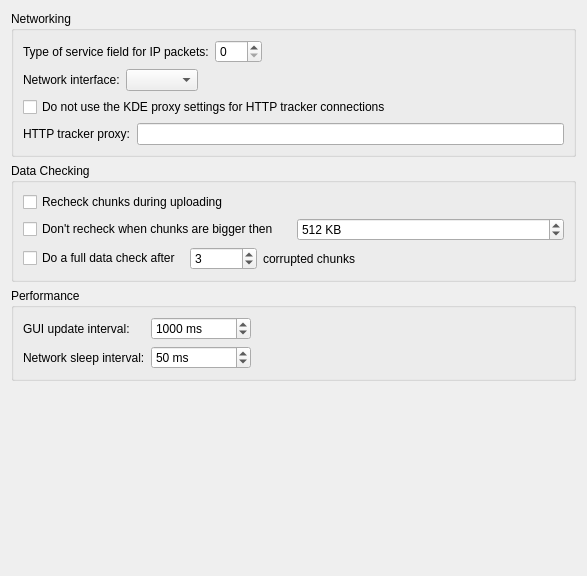
KDE/ktorrent, file ktorrent/advancedpref.ui: the form before one commit.
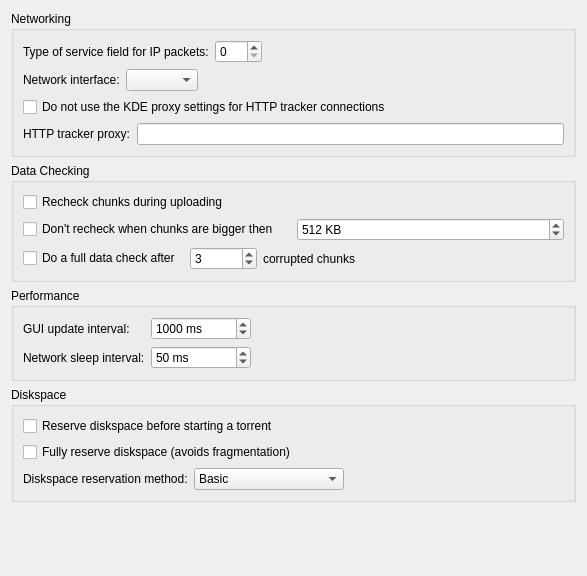
The form after the commit.

Commit message: Changes : - Added diskspace preallocation options to advnaced preferences

The edit to the form file:
```diff
--- a/ktorrent/advancedpref.ui
+++ b/ktorrent/advancedpref.ui
@@ -339,6 +339,85 @@
      </layout>
     </widget>
    </item>
+   <item>
+    <widget class="QGroupBox" name="groupBox_4" >
+     <property name="title" >
+      <string>Diskspace</string>
+     </property>
+     <layout class="QVBoxLayout" >
+      <item>
+       <widget class="QCheckBox" name="kcfg_diskPrealloc" >
+        <property name="toolTip" >
+         <string>&lt;html>&lt;head>&lt;meta name="qrichtext" content="1" />&lt;style type="text/css">
+p, li { white-space: pre-wrap; }
+&lt;/style>&lt;/head>&lt;body style=" font-family:'Sans Serif'; font-size:9pt; font-weight:400; font-style:normal;">
+&lt;p style=" margin-top:0px; margin-bottom:0px; margin-left:0px; margin-right:0px; -qt-block-indent:0; text-indent:0px;">Wether or not diskspace should be reserved before starting to download a torrent.&lt;/p>&lt;/body>&lt;/html></string>
+        </property>
+        <property name="text" >
+         <string>Reserve diskspace before starting a torrent</string>
+        </property>
+       </widget>
+      </item>
+      <item>
+       <widget class="QCheckBox" name="kcfg_fullDiskPrealloc" >
+        <property name="toolTip" >
+         <string>&lt;html>&lt;head>&lt;meta name="qrichtext" content="1" />&lt;style type="text/css">
+p, li { white-space: pre-wrap; }
+&lt;/style>&lt;/head>&lt;body style=" font-family:'Sans Serif'; font-size:9pt; font-weight:400; font-style:normal;">
+&lt;p style=" margin-top:0px; margin-bottom:0px; margin-left:0px; margin-right:0px; -qt-block-indent:0; text-indent:0px;">Instead of doing a quick reservation, do a full reservation. This is slower then the quick way, but avoids fragmentation on the disk.&lt;/p>&lt;/body>&lt;/html></string>
+        </property>
+        <property name="text" >
+         <string>Fully reserve diskspace (avoids fragmentation)</string>
+        </property>
+       </widget>
+      </item>
+      <item>
+       <layout class="QHBoxLayout" >
+        <item>
+         <widget class="QLabel" name="label_7" >
+          <property name="text" >
+           <string>Diskspace reservation method:</string>
+          </property>
+         </widget>
+        </item>
+        <item>
+         <widget class="QComboBox" name="kcfg_fullDiskPreallocMethod" >
+          <property name="minimumSize" >
+           <size>
+            <width>150</width>
+            <height>0</height>
+           </size>
+          </property>
+          <item>
+           <property name="text" >
+            <string>Basic</string>
+           </property>
+          </item>
+          <item>
+           <property name="text" >
+            <string>Filesystem Specific</string>
+           </property>
+          </item>
+         </widget>
+        </item>
+        <item>
+         <spacer>
+          <property name="orientation" >
+           <enum>Qt::Horizontal</enum>
+          </property>
+          <property name="sizeHint" >
+           <size>
+            <width>40</width>
+            <height>20</height>
+           </size>
+          </property>
+         </spacer>
+        </item>
+       </layout>
+      </item>
+     </layout>
+    </widget>
+   </item>
    <item>
     <spacer>
      <property name="orientation" >
@@ -347,7 +426,7 @@
      <property name="sizeHint" >
       <size>
        <width>565</width>
-       <height>61</height>
+       <height>31</height>
       </size>
      </property>
     </spacer>
```
Left out of the diff: 26 changed lines with no effect on the pictures. The commit also changes 2 other files.
